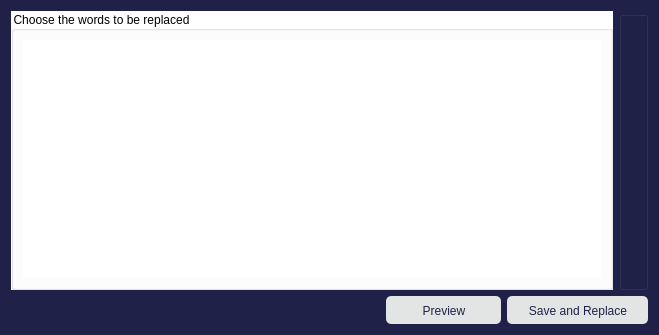
First picture: the form in FrameWorkCode/globalreplacedialog.ui, repository UDAAN-LEAP/leap-pe-tool, before the edit.
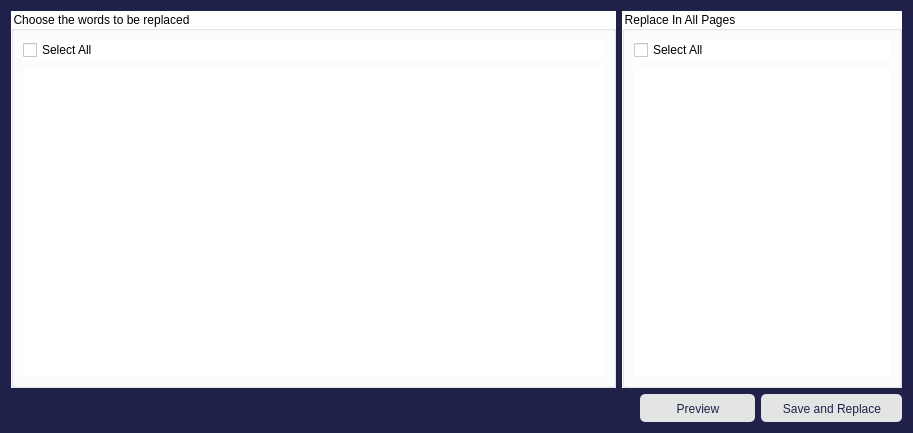
Second picture: the form after the edit. Icons and pictures are not drawn.

Commit message:
Fixed Global Replace Dialog Box
Using QListWidget instead of QGroupBox. ISSUE -> Now the right pane checkboxes will not get hide when the left pane checkboxes are even unchecked

```diff
--- a/FrameWorkCode/globalreplacedialog.ui
+++ b/FrameWorkCode/globalreplacedialog.ui
@@ -6,8 +6,8 @@
    <rect>
     <x>0</x>
     <y>0</y>
-    <width>659</width>
-    <height>335</height>
+    <width>913</width>
+    <height>433</height>
    </rect>
   </property>
   <property name="windowTitle">
@@ -50,7 +50,7 @@
       <widget class="QGroupBox" name="groupBox_2">
        <property name="sizePolicy">
         <sizepolicy hsizetype="Preferred" vsizetype="Preferred">
-         <horstretch>1</horstretch>
+         <horstretch>3</horstretch>
          <verstretch>0</verstretch>
         </sizepolicy>
        </property>
@@ -61,12 +61,25 @@
        <property name="title">
         <string>Choose the words to be replaced</string>
        </property>
-       <layout class="QHBoxLayout" name="horizontalLayout_3">
+       <layout class="QVBoxLayout" name="verticalLayout_3">
+        <item>
+         <widget class="QCheckBox" name="checkBox">
+          <property name="text">
+           <string>Select All</string>
+          </property>
+         </widget>
+        </item>
         <item>
          <widget class="QListWidget" name="listWidget">
           <property name="styleSheet">
            <string notr="true">QListWidget{background-color: white; color:black; border:0px;}
 QGraphicsView{background-color:white;}
+
+QListView::item {
+	/*border: 1x solid black;*/
+	height: 28px;
+}
+
 </string>
           </property>
          </widget>
@@ -76,12 +89,41 @@
      </item>
      <item>
       <widget class="QGroupBox" name="groupBox">
+       <property name="sizePolicy">
+        <sizepolicy hsizetype="Preferred" vsizetype="Preferred">
+         <horstretch>0</horstretch>
+         <verstretch>0</verstretch>
+        </sizepolicy>
+       </property>
        <property name="styleSheet">
-        <string notr="true"/>
+        <string notr="true">color:black;
+background-color: rgb(255, 255, 255);</string>
        </property>
        <property name="title">
-        <string/>
+        <string>Replace In All Pages</string>
        </property>
+       <layout class="QVBoxLayout" name="verticalLayout_2">
+        <item>
+         <widget class="QCheckBox" name="checkBox_2">
+          <property name="text">
+           <string>Select All</string>
+          </property>
+         </widget>
+        </item>
+        <item>
+         <widget class="QListWidget" name="ReplaceInAllPagesListWidget">
+          <property name="styleSheet">
+           <string notr="true">QListWidget{background-color: white; color:black; border:0px;}
+QGraphicsView{background-color:white;}
+
+QListView::item {
+	/*border: 1x solid black;*/
+	height: 28px;
+}</string>
+          </property>
+         </widget>
+        </item>
+       </layout>
       </widget>
      </item>
     </layout>
```
The commit also changes 7 other files.
